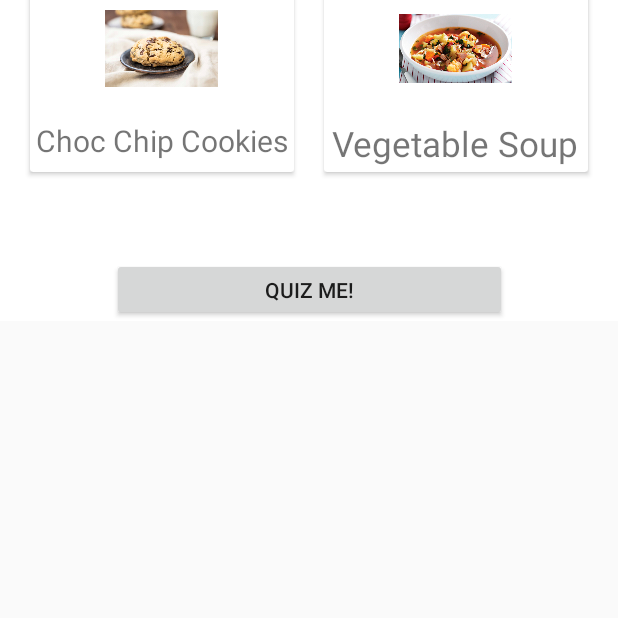
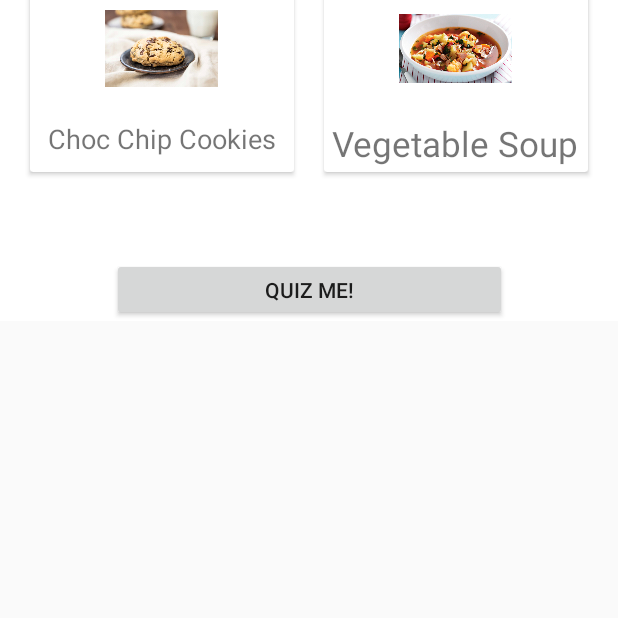
Before and after one commit to prydl/AmateurCooking, an Android app: the level2 screen opened directly, with no data from a screen before it, on a phone screen of 412 x 824 dp, the part 618-1236 px from its top. Run offline under Robolectric (Android 15) with nearby library versions, the phone set to English and light mode, and no system bars; Roboto replaces fonts that are not available here.

Commit message:
Minor UI changes; centre gravity for texts and resizing fonts.

```diff
--- a/app/src/main/res/layout/activity_level2.xml
+++ b/app/src/main/res/layout/activity_level2.xml
@@ -141,7 +141,7 @@
                         android:layout_centerHorizontal="true"
                         android:layout_marginTop="10dp"
                         android:text="Choc Chip Cookies"
-                        android:textSize="20sp" />
+                        android:textSize="18sp" />
 
                     <ImageView
                         android:id="@+id/level3"
--- a/app/src/main/res/layout/activity_level3.xml
+++ b/app/src/main/res/layout/activity_level3.xml
@@ -64,6 +64,7 @@
                         android:layout_centerHorizontal="true"
                         android:layout_marginTop="10dp"
                         android:text="Pepperoni Pizza"
+                        android:gravity="center"
                         android:textSize="24sp" />
 
                     <ImageView
--- a/app/src/main/res/layout/activity_level4.xml
+++ b/app/src/main/res/layout/activity_level4.xml
@@ -141,7 +141,7 @@
                         android:layout_centerHorizontal="true"
                         android:layout_marginTop="10dp"
                         android:text="Chicken Dumplings"
-                        android:textSize="20sp" />
+                        android:textSize="18sp" />
 
                     <ImageView
                         android:id="@+id/level3"
```
